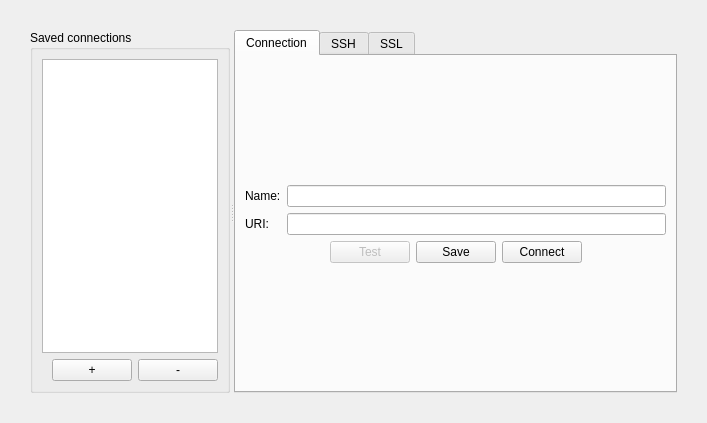
First picture: the form in qml/connect.ui, repository naponmeka/monger, before the edit.
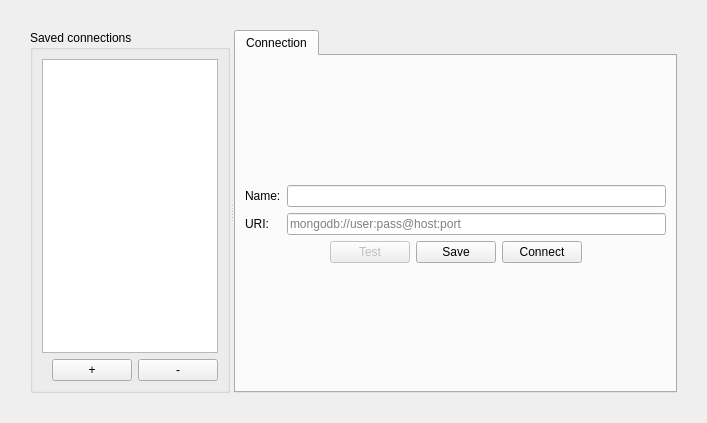
Second picture: the form after the edit. The open tabs and pages were chosen to show the change.

```diff
--- a/qml/connect.ui
+++ b/qml/connect.ui
@@ -79,6 +79,9 @@
       </layout>
      </widget>
      <widget class="QTabWidget" name="tabWidget">
+      <property name="enabled">
+       <bool>true</bool>
+      </property>
       <property name="tabShape">
        <enum>QTabWidget::Rounded</enum>
       </property>
@@ -158,6 +161,9 @@
               <height>0</height>
              </size>
             </property>
+            <property name="placeholderText">
+             <string>mongodb://user:pass@host:port</string>
+            </property>
            </widget>
           </item>
          </layout>
@@ -231,16 +237,6 @@
         </item>
        </layout>
       </widget>
-      <widget class="QWidget" name="tab_4">
-       <attribute name="title">
-        <string>SSH</string>
-       </attribute>
-      </widget>
-      <widget class="QWidget" name="tab_5">
-       <attribute name="title">
-        <string>SSL</string>
-       </attribute>
-      </widget>
      </widget>
     </widget>
    </item>
```
Left out of the diff: 2 changed lines with no effect on the pictures.
